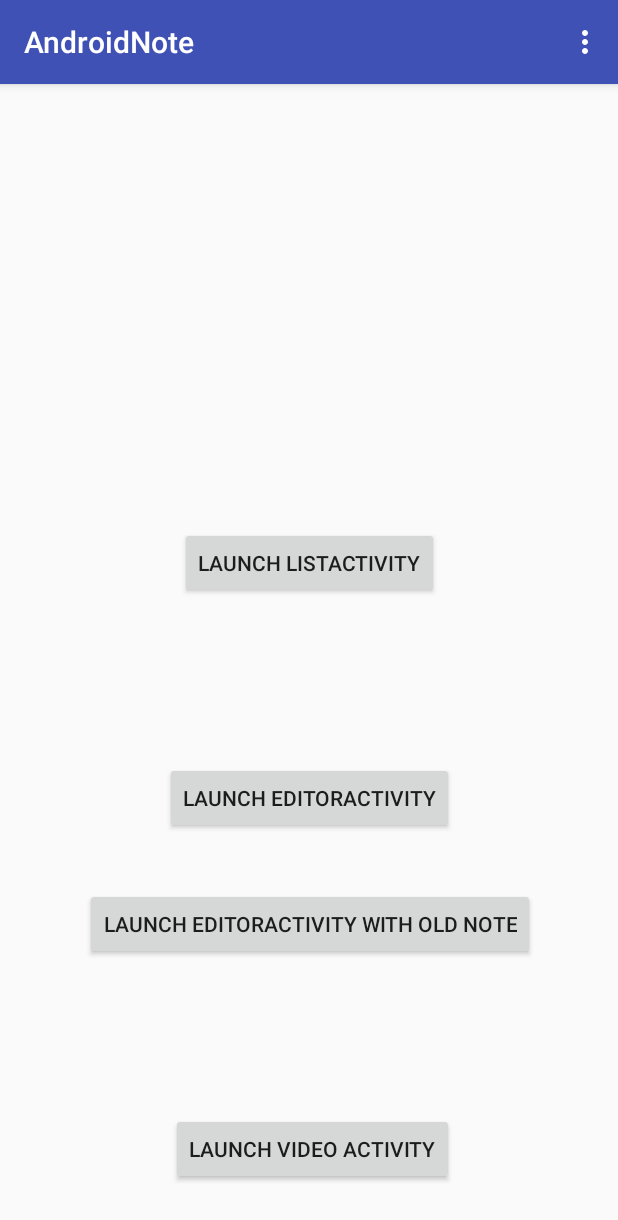
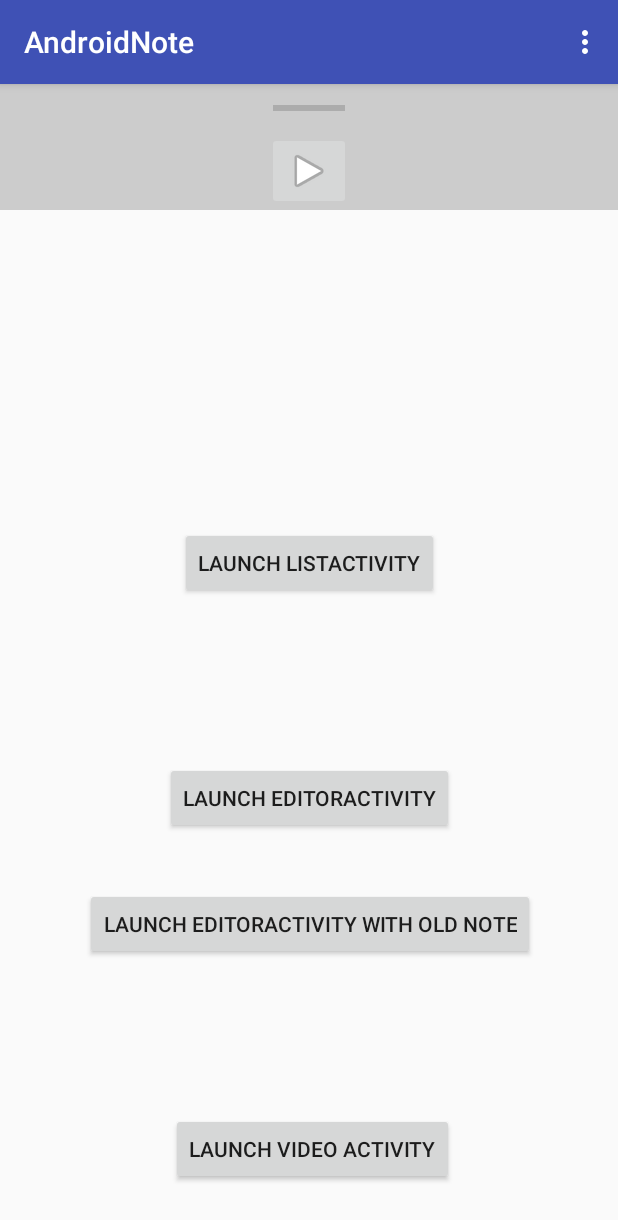
Before and after one commit to function2-llx/Android-Note, an Android app: the screen it shows after launch (MainActivity), on a phone screen of 412 x 824 dp. Shown: the top 1220 px of the screen. Run offline under Robolectric (Android 15) with nearby library versions, the phone set to English and light mode, and no system bars; our stand-ins replace EventBus; libraries missing offline, so code that uses them is left out: cn.jzvd.

Commit message:
Modify class SoundPlayer for better GUI. (It cannot work till now.) #16

```diff
--- a/app/src/main/java/com/se/npe/androidnote/sound/RecordingService.java
+++ b/app/src/main/java/com/se/npe/androidnote/sound/RecordingService.java
@@ -31,7 +31,6 @@ public class RecordingService extends Service {
     private static int currentFile = 1;
 
     private static AudioUtil.AudioRecordThread recorder;
-//    private static MediaRecorder mRecorder;
 
     private static long mStartingTimeMillis;
 
--- a/app/src/main/res/layout/activity_main.xml
+++ b/app/src/main/res/layout/activity_main.xml
@@ -62,4 +62,9 @@
         app:layout_constraintBottom_toBottomOf="parent"
         app:layout_constraintStart_toStartOf="parent" />
 
+    <com.se.npe.androidnote.editor.SoundPlayer
+        android:layout_width="wrap_content"
+        android:layout_height="wrap_content">
+    </com.se.npe.androidnote.editor.SoundPlayer>
+
 </android.support.constraint.ConstraintLayout>
--- /dev/null
+++ b/app/src/main/res/layout/sound_player.xml
@@ -0,0 +1,34 @@
+<?xml version="1.0" encoding="utf-8"?>
+<android.support.constraint.ConstraintLayout xmlns:android="http://schemas.android.com/apk/res/android"
+    xmlns:app="http://schemas.android.com/apk/res-auto"
+    xmlns:tools="http://schemas.android.com/tools"
+    android:layout_width="match_parent"
+    android:layout_height="wrap_content"
+    android:orientation="vertical"
+    android:background="#cccccc" >
+
+    <ImageButton
+        android:id="@+id/imageButton"
+        android:layout_width="wrap_content"
+        android:layout_height="wrap_content"
+        android:layout_marginEnd="8dp"
+        android:layout_marginStart="8dp"
+        android:layout_marginTop="8dp"
+        app:layout_constraintEnd_toEndOf="parent"
+        app:layout_constraintStart_toStartOf="parent"
+        app:layout_constraintTop_toBottomOf="@+id/progressBar"
+        app:srcCompat="@android:drawable/ic_media_play" />
+
+    <ProgressBar
+        android:id="@+id/progressBar"
+        style="?android:attr/progressBarStyleHorizontal"
+        android:layout_width="wrap_content"
+        android:layout_height="wrap_content"
+        android:layout_marginEnd="8dp"
+        android:layout_marginStart="8dp"
+        android:layout_marginTop="8dp"
+        android:max="100"
+        app:layout_constraintEnd_toEndOf="parent"
+        app:layout_constraintStart_toStartOf="parent"
+        app:layout_constraintTop_toTopOf="parent" />
+</android.support.constraint.ConstraintLayout>
```
Also changed, not shown: app/src/main/java/com/se/npe/androidnote/editor/SortRichEditor.java (+4 -6 lines), app/src/main/java/com/se/npe/androidnote/editor/SoundPlayer.java (+40 -24 lines).
